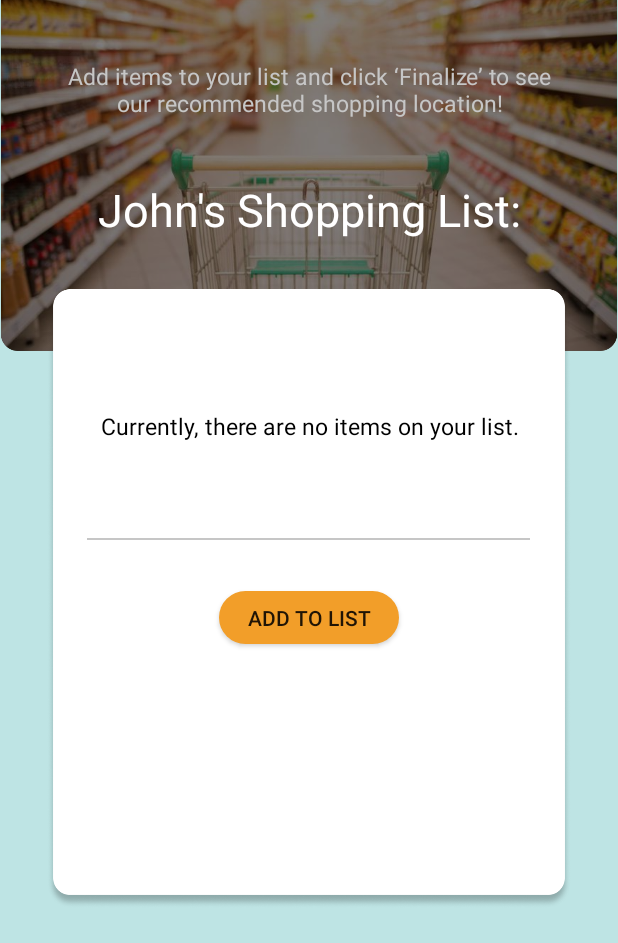
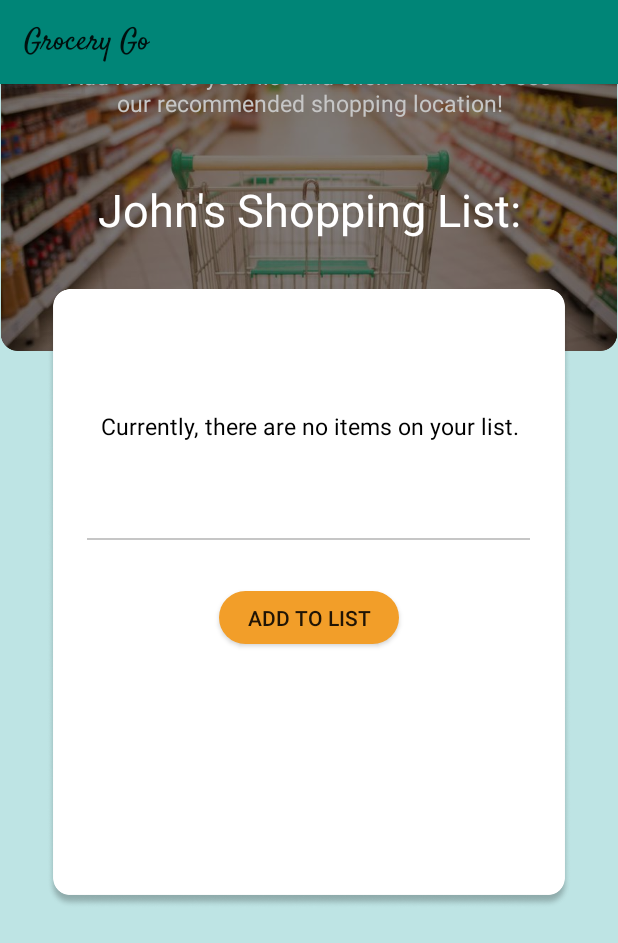
Before and after one commit to TheRealJessicaLi/GroceryGo, an Android app: the ShoppingInstructionsActivity screen opened directly, with no data from a screen before it, on a phone screen of 412 x 824 dp. Shown: the top 943 px of the screen. Run offline under Robolectric (Android 15) with nearby library versions, the phone set to English and light mode, and no system bars.

Commit message:
added toolbar to all activities

```diff
--- a/app/src/main/java/go/grocery/grocerygo/Onboarding/UserInfoActivity.kt
+++ b/app/src/main/java/go/grocery/grocerygo/Onboarding/UserInfoActivity.kt
@@ -9,7 +9,7 @@ class UserInfoActivity : AppCompatActivity() {
     override fun onCreate(savedInstanceState: Bundle?) {
         super.onCreate(savedInstanceState)
         setContentView(R.layout.activity_user_info)
-
+        setSupportActionBar(findViewById(R.id.my_toolbar))
         val fragmentTransaction = supportFragmentManager.beginTransaction()
         //userInfoFragment.setArguments(bundle)
         fragmentTransaction.replace(R.id.user_info_activity_content, UserInfoFragment())
--- a/app/src/main/java/go/grocery/grocerygo/Results/SearchResultsActivity.kt
+++ b/app/src/main/java/go/grocery/grocerygo/Results/SearchResultsActivity.kt
@@ -11,6 +11,7 @@ class SearchResultsActivity : AppCompatActivity() {
 
     override fun onCreate(savedInstanceState: Bundle?) {
         super.onCreate(savedInstanceState)
+        setSupportActionBar(findViewById(R.id.my_toolbar))
         setContentView(R.layout.activity_search_results)
     }
 
--- a/app/src/main/java/go/grocery/grocerygo/SelectGroceries/SelectGroceriesActivity.kt
+++ b/app/src/main/java/go/grocery/grocerygo/SelectGroceries/SelectGroceriesActivity.kt
@@ -10,7 +10,7 @@ class SelectGroceriesActivity : AppCompatActivity() {
     override fun onCreate(savedInstanceState: Bundle?) {
         super.onCreate(savedInstanceState)
         setContentView(R.layout.activity_select_groceries)
-
+        setSupportActionBar(findViewById(R.id.my_toolbar))
         val fragmentTransaction = supportFragmentManager.beginTransaction()
         //userInfoFragment.setArguments(bundle)
         fragmentTransaction.replace(R.id.select_activity_content, SelectGroceriesFragment())
--- a/app/src/main/java/go/grocery/grocerygo/SelectGroceries/ShoppingInstructionsActivity.kt
+++ b/app/src/main/java/go/grocery/grocerygo/SelectGroceries/ShoppingInstructionsActivity.kt
@@ -9,7 +9,7 @@ class ShoppingInstructionsActivity : AppCompatActivity() {
     override fun onCreate(savedInstanceState: Bundle?) {
         super.onCreate(savedInstanceState)
         setContentView(R.layout.activity_shopping_instructions)
-
+        setSupportActionBar(findViewById(R.id.my_toolbar))
         val fragmentTransaction = supportFragmentManager.beginTransaction()
         //userInfoFragment.setArguments(bundle)
         fragmentTransaction.replace(R.id.shopping_activity_content, ShoppingInstructionsFragment())
--- a/app/src/main/res/layout/activity_shopping_instructions.xml
+++ b/app/src/main/res/layout/activity_shopping_instructions.xml
@@ -6,7 +6,14 @@
         android:layout_width="match_parent"
         android:layout_height="match_parent"
         tools:context=".SelectGroceries.ShoppingInstructionsActivity">
-
+    <android.support.v7.widget.Toolbar
+            android:id="@+id/my_toolbar"
+            android:layout_width="match_parent"
+            android:layout_height="?attr/actionBarSize"
+            android:background="#008577"
+            android:elevation="4dp"
+            android:theme="@style/ToolbarTheme"
+            app:popupTheme="@style/ThemeOverlay.AppCompat.Light"/>
     <LinearLayout
             android:id="@+id/shopping_activity_content"
             android:layout_width="match_parent"
--- a/app/src/main/res/values/styles.xml
+++ b/app/src/main/res/values/styles.xml
@@ -8,6 +8,6 @@
         <item name="colorAccent">@color/colorAccent</item>
     </style>
     <style name="ToolbarTheme" parent="ThemeOverlay.AppCompat.Light">
-        <item name="android:fontFamily">@font/Satisfy-Regular</item>
+        <item name="android:fontFamily">@font/satisfy_regular</item>
     </style>
 </resources>
```
Also changed, not shown: app/src/main/res/layout/activity_search_results.xml (+8 -1 lines), app/src/main/res/layout/activity_select_groceries.xml (+8 -1 lines), app/src/main/res/layout/activity_user_info.xml (+8 -1 lines), app/src/main/res/font/satisfy_regular.ttf (renamed from app/src/main/res/font/Satisfy-Regular.ttf).
